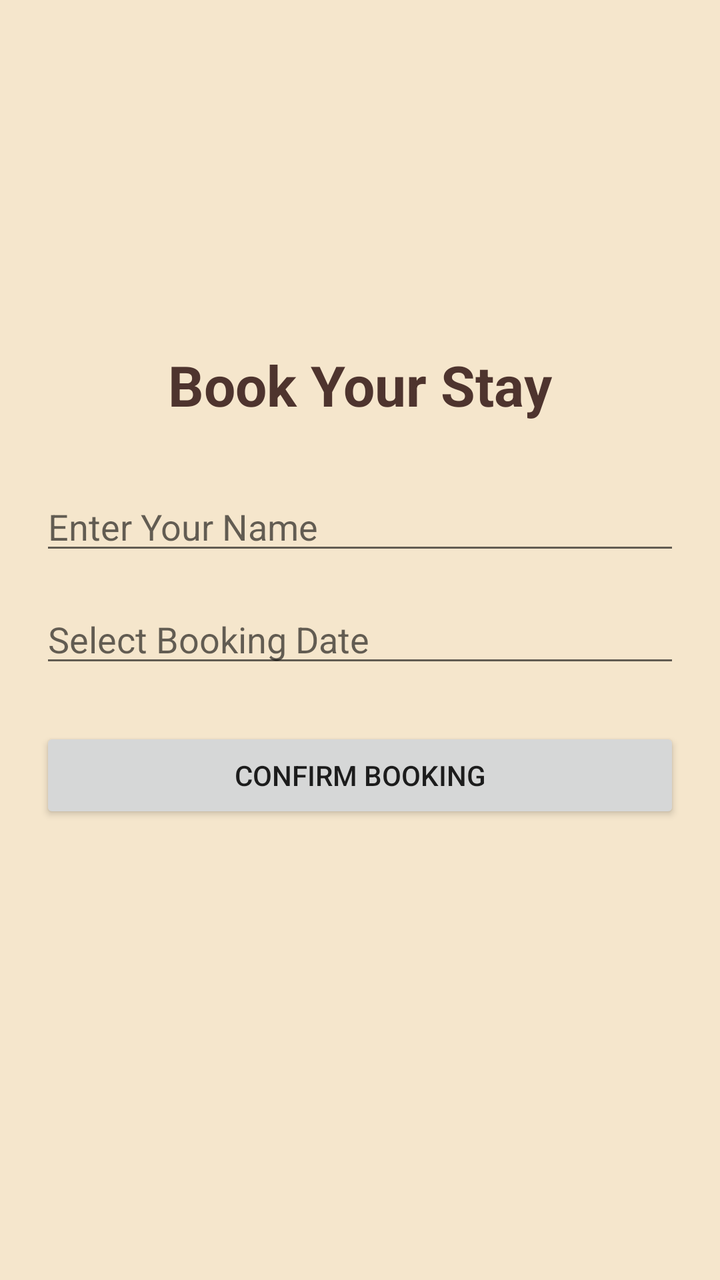
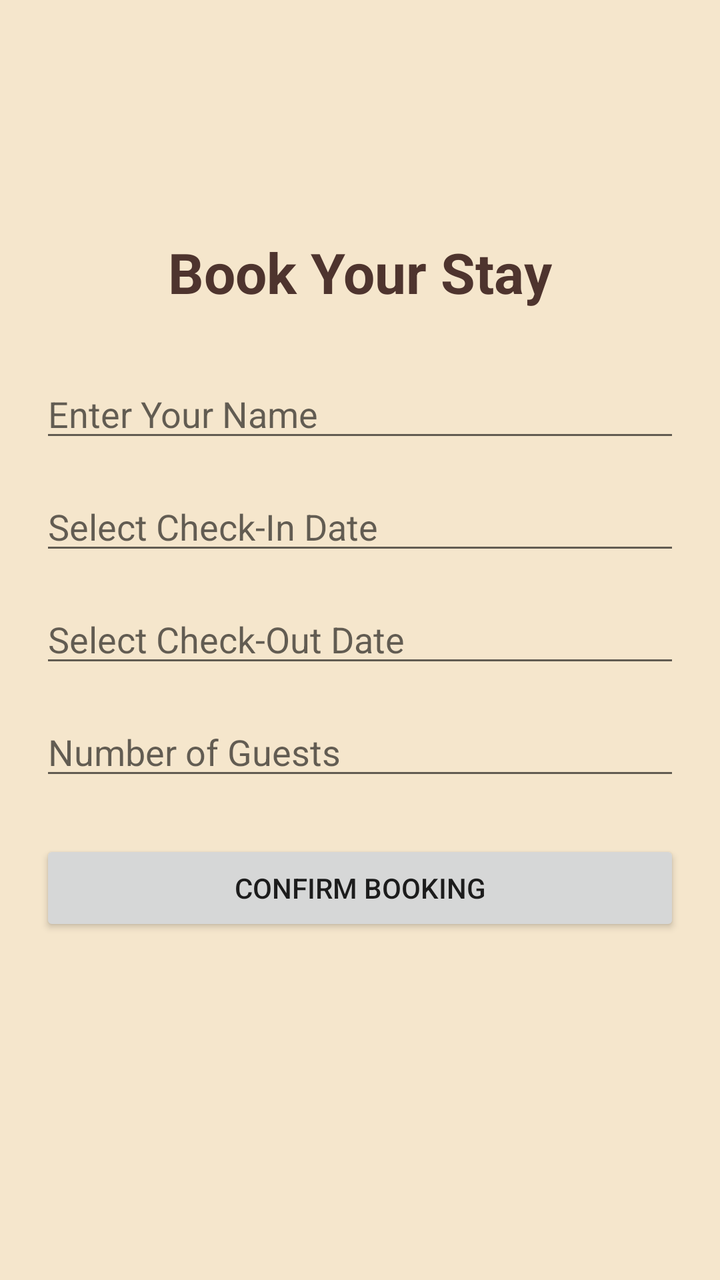

The first picture is an Android layout as it rendered before a commit; the second is the same layout after the commit. The layout source and the unified diff follow.
<!-- AndroidManifest.xml: application theme Theme.GramaVasathi -->
<!-- res/layout/activity_booking.xml -->
<?xml version="1.0" encoding="utf-8"?>
<LinearLayout
    xmlns:android="http://schemas.android.com/apk/res/android"
    android:layout_width="match_parent"
    android:layout_height="match_parent"
    android:orientation="vertical"
    android:padding="20dp"
    android:paddingTop="80dp"
    android:gravity="center"
    android:background="#F5E6CC">

    <TextView
        android:layout_width="wrap_content"
        android:layout_height="wrap_content"
        android:text="Book Your Stay"
        android:textSize="28sp"
        android:textStyle="bold"
        android:textColor="#4E342E"
        android:paddingBottom="30dp"/>

    <EditText
        android:id="@+id/name"
        android:layout_width="match_parent"
        android:layout_height="wrap_content"
        android:hint="Enter Your Name"/>

    <EditText
        android:id="@+id/date"
        android:layout_width="match_parent"
        android:layout_height="wrap_content"
        android:hint="Select Booking Date"
        android:layout_marginTop="15dp"
        android:focusable="false"
        android:clickable="true"/>

    <Button
        android:id="@+id/confirmBtn"
        android:layout_width="match_parent"
        android:layout_height="wrap_content"
        android:text="Confirm Booking"
        android:layout_marginTop="25dp"/>

    <TextView
        android:id="@+id/result"
        android:layout_width="wrap_content"
        android:layout_height="wrap_content"
        android:textSize="22sp"
        android:textStyle="bold"
        android:layout_marginTop="25dp"/>

</LinearLayout>
<!-- resources referenced by this layout -->
<resources>
  <style name="Theme.GramaVasathi" parent="Theme.AppCompat.Light.NoActionBar">
  
          <item name="colorPrimary">#6200EE</item>
          <item name="colorPrimaryDark">#3700B3</item>
          <item name="colorAccent">#03DAC5</item>
  
      </style>
</resources>

<!-- the commit's change to res/layout/activity_booking.xml (unified diff, before → after) -->
@@ -25,13 +25,34 @@
         android:hint="Enter Your Name"/>
 
     <EditText
-        android:id="@+id/date"
+        android:id="@+id/checkIndate"
         android:layout_width="match_parent"
         android:layout_height="wrap_content"
-        android:hint="Select Booking Date"
+        android:hint="Select Check-In Date"
+        android:cursorVisible="false"
+
         android:layout_marginTop="15dp"
         android:focusable="false"
         android:clickable="true"/>
+
+    <EditText
+        android:id="@+id/checkOutDate"
+        android:layout_width="match_parent"
+        android:layout_height="wrap_content"
+        android:hint="Select Check-Out Date"
+        android:clickable="true"
+        android:cursorVisible="false"
+
+        android:focusable="false"
+        android:layout_marginTop="15dp"/>
+
+    <EditText
+        android:id="@+id/guests"
+        android:layout_width="match_parent"
+        android:layout_height="wrap_content"
+        android:hint="Number of Guests"
+        android:inputType="number"
+        android:layout_marginTop="15dp"/>
 
     <Button
         android:id="@+id/confirmBtn"
